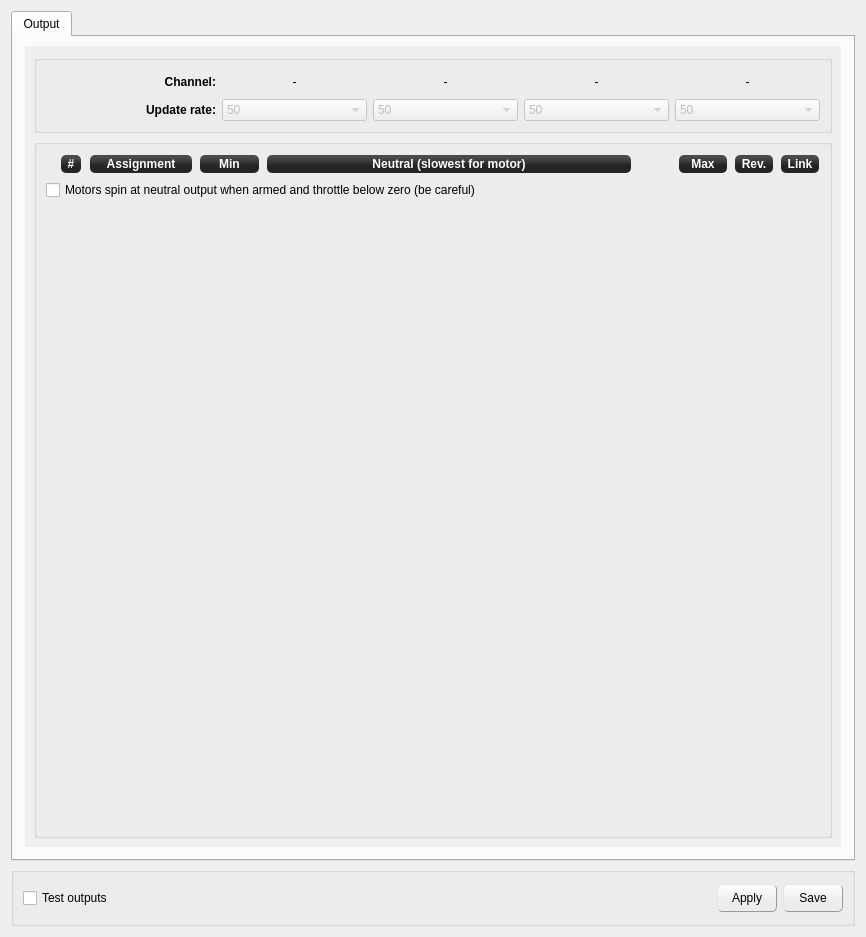
Above: ground/openpilotgcs/src/plugins/config/output.ui from openpilot/OpenPilot before the change. Below: the same form after it.
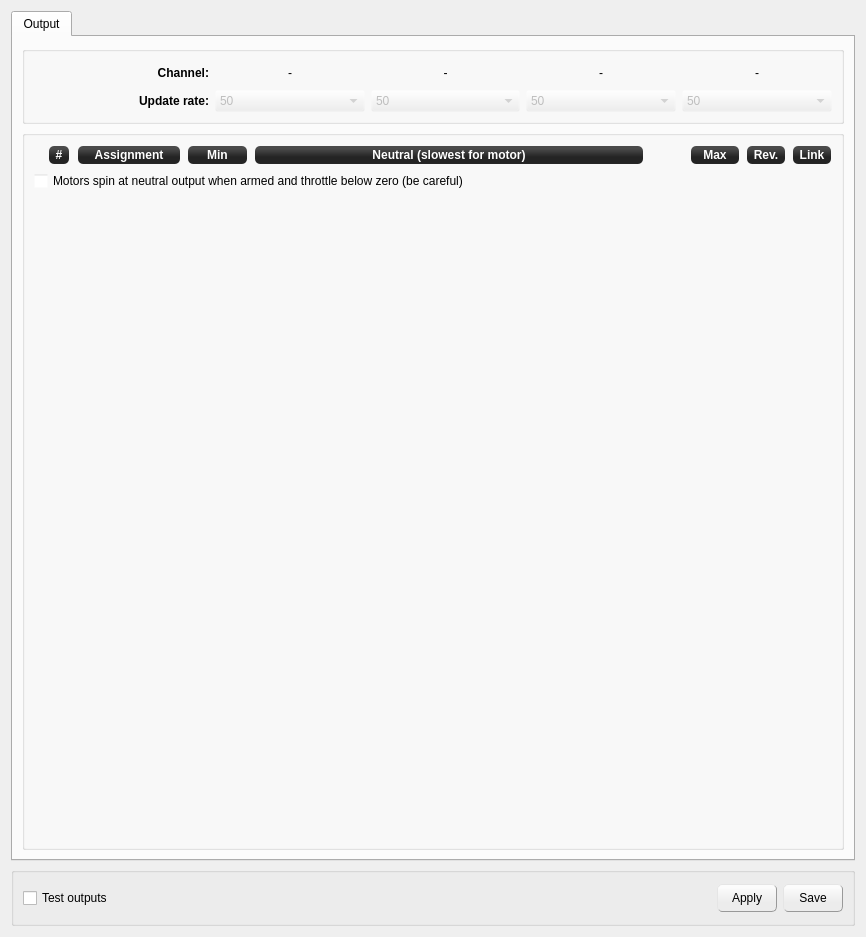
That is the form after the change. Icons and pictures are not drawn.

Commit message: fixed the colos for all the forms so its not a topographic map greyscale look now, still converting the buttons all back to non style sheet

Diff of the .ui file:
```diff
--- a/ground/openpilotgcs/src/plugins/config/output.ui
+++ b/ground/openpilotgcs/src/plugins/config/output.ui
@@ -30,17 +30,78 @@
        <string>Output</string>
       </attribute>
       <layout class="QVBoxLayout" name="verticalLayout_4">
-       <property name="leftMargin">
+       <property name="spacing">
         <number>12</number>
        </property>
-       <property name="rightMargin">
-        <number>12</number>
-       </property>
-       <property name="bottomMargin">
-        <number>12</number>
+       <property name="margin">
+        <number>0</number>
        </property>
        <item>
         <widget class="QScrollArea" name="scrollArea">
+         <property name="palette">
+          <palette>
+           <active>
+            <colorrole role="Base">
+             <brush brushstyle="SolidPattern">
+              <color alpha="255">
+               <red>255</red>
+               <green>255</green>
+               <blue>255</blue>
+              </color>
+             </brush>
+            </colorrole>
+            <colorrole role="Window">
+             <brush brushstyle="SolidPattern">
+              <color alpha="0">
+               <red>232</red>
+               <green>232</green>
+               <blue>232</blue>
+              </color>
+             </brush>
+            </colorrole>
+           </active>
+           <inactive>
+            <colorrole role="Base">
+             <brush brushstyle="SolidPattern">
+              <color alpha="255">
+               <red>255</red>
+               <green>255</green>
+               <blue>255</blue>
+              </color>
+             </brush>
+            </colorrole>
+            <colorrole role="Window">
+             <brush brushstyle="SolidPattern">
+              <color alpha="0">
+               <red>232</red>
+               <green>232</green>
+               <blue>232</blue>
+              </color>
+             </brush>
+            </colorrole>
+           </inactive>
+           <disabled>
+            <colorrole role="Base">
+             <brush brushstyle="SolidPattern">
+              <color alpha="0">
+               <red>232</red>
+               <green>232</green>
+               <blue>232</blue>
+              </color>
+             </brush>
+            </colorrole>
+            <colorrole role="Window">
+             <brush brushstyle="SolidPattern">
+              <color alpha="0">
+               <red>232</red>
+               <green>232</green>
+               <blue>232</blue>
+              </color>
+             </brush>
+            </colorrole>
+           </disabled>
+          </palette>
+         </property>
          <property name="frameShape">
           <enum>QFrame::NoFrame</enum>
          </property>
@@ -52,8 +113,8 @@
            <rect>
             <x>0</x>
             <y>0</y>
-            <width>812</width>
-            <height>776</height>
+            <width>836</width>
+            <height>800</height>
            </rect>
           </property>
           <layout class="QVBoxLayout" name="verticalLayout_3">
```
The commit also changes 6 other files.
